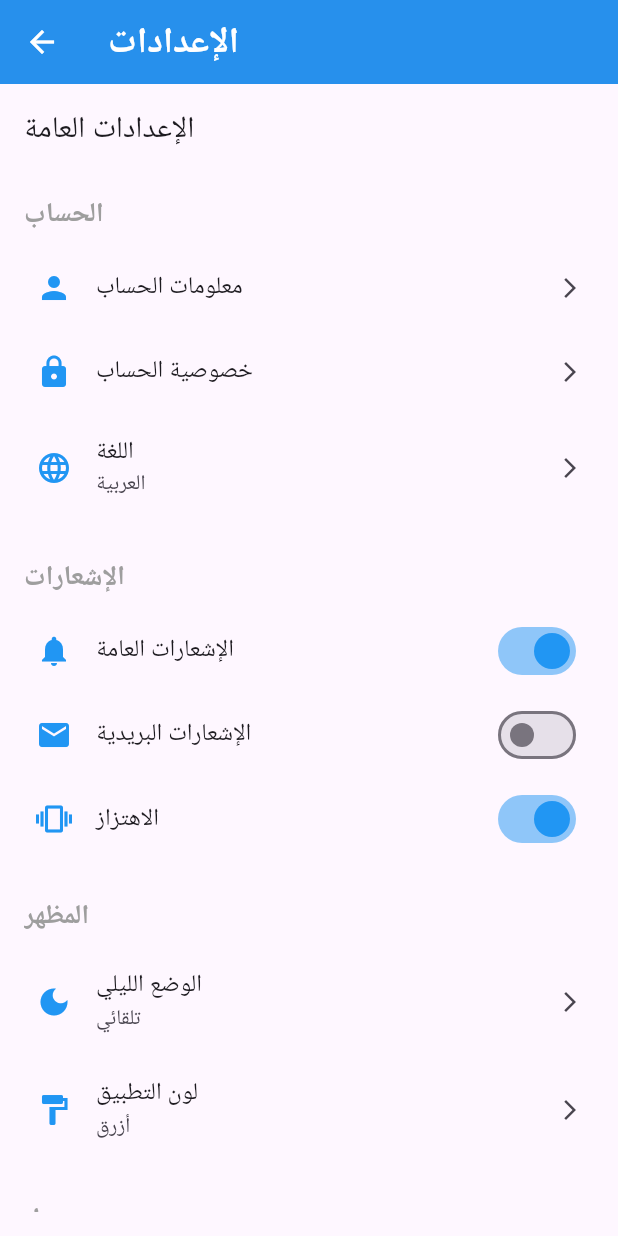
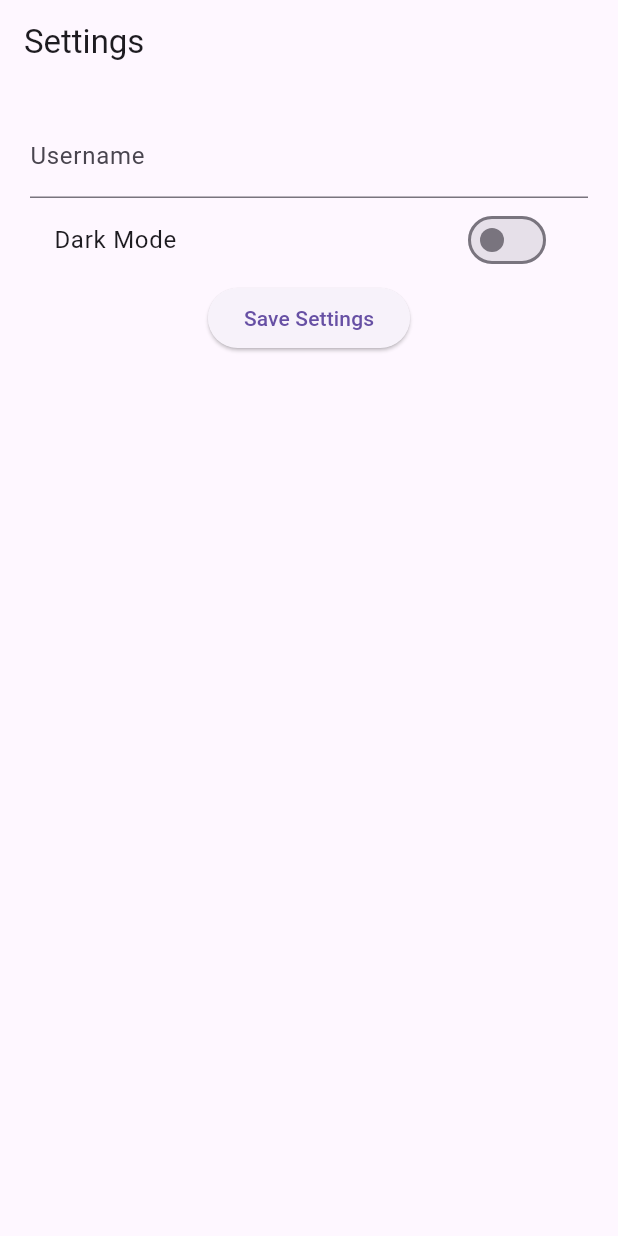
Before and after one commit to iim7mdk/Flutter, a Flutter app: the SettingsPage screen opened directly, on a phone screen of 412 x 824 dp. Run offline on Flutter 3.47's test engine with Material 3 defaults, Android fonts, the phone set to English and light mode, and no system bars; our stand-ins replace shared_preferences; accounts and stored records are empty.

Commit message:
shared pref upload

```diff
--- a/lib/Pages/settings_page.dart
+++ b/lib/Pages/settings_page.dart
@@ -1,186 +1,50 @@
 import 'package:flutter/material.dart';
+import 'package:shared_preferences/shared_preferences.dart';
 
-class SettingsPage extends StatelessWidget {
-  const SettingsPage({super.key});
+class SettingsPage extends StatefulWidget {
+  @override
+  _SettingsPageState createState() => _SettingsPageState();
+}
+
+class _SettingsPageState extends State<SettingsPage> {
+  TextEditingController _usernameController = TextEditingController();
+  bool _darkModeEnabled = false;
+
+  Future<void> _saveSettings() async {
+    final prefs = await SharedPreferences.getInstance();
+    await prefs.setString('username', _usernameController.text);
+    await prefs.setBool('darkMode', _darkModeEnabled);
+    print("Settings saved");
+  }
 
   @override
   Widget build(BuildContext context) {
     return Scaffold(
-      appBar: AppBar(
-        title: const Text(
-          "الإعدادات",
-          style: TextStyle(
-            fontSize: 24,
-            fontWeight: FontWeight.bold,
-          ),
-        ),
-        leading: IconButton(
-          icon: const Icon(Icons.arrow_back),
-          onPressed: () => Navigator.of(context).maybePop(),
-        ),
-        backgroundColor: Colors.blue,
-        foregroundColor: Colors.white,
-        elevation: 4,
-      ),
+      appBar: AppBar(title: Text('Settings')),
       body: Padding(
-        padding: const EdgeInsets.all(16.0),
+        padding: const EdgeInsets.all(20),
         child: Column(
-          crossAxisAlignment: CrossAxisAlignment.start,
           children: [
-            const Text(
-              "الإعدادات العامة",
-              style: TextStyle(fontSize: 20, fontWeight: FontWeight.w500),
+            TextField(
+              controller: _usernameController,
+              decoration: InputDecoration(labelText: 'Username'),
             ),
-            const SizedBox(height: 20),
-            Expanded(
-              child: ListView(
-                children: [
-                  // قسم الحساب
-                  _buildSectionHeader("الحساب"),
-                  _buildSettingsTile(
-                    icon: Icons.person,
-                    title: "معلومات الحساب",
-                    onTap: () {},
-                  ),
-                  _buildSettingsTile(
-                    icon: Icons.lock,
-                    title: "خصوصية الحساب",
-                    onTap: () {},
-                  ),
-                  _buildSettingsTile(
-                    icon: Icons.language,
-                    title: "اللغة",
-                    subtitle: "العربية",
-                    onTap: () {},
-                  ),
-
-                  const SizedBox(height: 16),
-
-                  // قسم الإشعارات
-                  _buildSectionHeader("الإشعارات"),
-                  _buildSwitchTile(
-                    icon: Icons.notifications,
-                    title: "الإشعارات العامة",
-                    value: true,
-                    onChanged: (value) {},
-                  ),
-                  _buildSwitchTile(
-                    icon: Icons.email,
-                    title: "الإشعارات البريدية",
-                    value: false,
-                    onChanged: (value) {},
-                  ),
-                  _buildSwitchTile(
-                    icon: Icons.vibration,
-                    title: "الاهتزاز",
-                    value: true,
-                    onChanged: (value) {},
-                  ),
-
-                  const SizedBox(height: 16),
-
-                  // قسم المظهر
-                  _buildSectionHeader("المظهر"),
-                  _buildSettingsTile(
-                    icon: Icons.dark_mode,
-                    title: "الوضع الليلي",
-                    subtitle: "تلقائي",
-                    onTap: () {},
-                  ),
-                  _buildSettingsTile(
-                    icon: Icons.format_paint,
-                    title: "لون التطبيق",
-                    subtitle: "أزرق",
-                    onTap: () {},
-                  ),
-
-                  const SizedBox(height: 16),
-
-                  // قسم حول التطبيق
-                  _buildSectionHeader("حول"),
-                  _buildSettingsTile(
-                    icon: Icons.info,
-                    title: "عن التطبيق",
-                    onTap: () {},
-                  ),
-                  _buildSettingsTile(
-                    icon: Icons.shield,
-                    title: "سياسة الخصوصية",
-                    onTap: () {},
-                  ),
-                  _buildSettingsTile(
-                    icon: Icons.description,
-                    title: "شروط الخدمة",
-                    onTap: () {},
-                  ),
-                  _buildSettingsTile(
-                    icon: Icons.star,
-                    title: "قيم التطبيق",
-                    onTap: () {},
-                  ),
-                ],
-              ),
+            SwitchListTile(
+              title: Text('Dark Mode'),
+              value: _darkModeEnabled,
+              onChanged: (bool value) {
+                setState(() {
+                  _darkModeEnabled = value;
+                });
+              },
+            ),
+            ElevatedButton(
+              onPressed: _saveSettings,
+              child: Text('Save Settings'),
             ),
           ],
         ),
       ),
     );
   }
-
-  // دالة لبناء عنصر القائمة العادي
-  Widget _buildSettingsTile({
-    required IconData icon,
-    required String title,
-    String? subtitle,
-    required VoidCallback onTap,
-  }) {
-    return ListTile(
-      leading: Icon(icon, color: Colors.blue),
-      title: Text(
-        title,
-        style: const TextStyle(fontSize: 16),
-      ),
-      subtitle: subtitle != null ? Text(subtitle) : null,
-      trailing: const Icon(Icons.arrow_forward_ios, size: 16),
-      onTap: onTap,
-      contentPadding: const EdgeInsets.symmetric(horizontal: 8),
-    );
-  }
-
-  // دالة لبناء عنصر القائمة مع مفتاح تبديل
-  Widget _buildSwitchTile({
-    required IconData icon,
-    required String title,
-    required bool value,
-    required ValueChanged<bool> onChanged,
-  }) {
-    return ListTile(
-      leading: Icon(icon, color: Colors.blue),
-      title: Text(
-        title,
-        style: const TextStyle(fontSize: 16),
-      ),
-      trailing: Switch(
-        value: value,
-        onChanged: onChanged,
-        activeColor: Colors.blue,
-      ),
-      contentPadding: const EdgeInsets.symmetric(horizontal: 8),
-    );
-  }
-
-  // دالة لبناء عنوان القسم
-  Widget _buildSectionHeader(String title) {
-    return Padding(
-      padding: const EdgeInsets.only(bottom: 8, top: 8),
-      child: Text(
-        title,
-        style: const TextStyle(
-          fontSize: 18,
-          fontWeight: FontWeight.bold,
-          color: Colors.grey,
-        ),
-      ),
-    );
-  }
 }
--- a/lib/main.dart
+++ b/lib/main.dart
@@ -1,5 +1,6 @@
 import 'package:flutter/material.dart';
-import 'Pages/home_page.dart';
+
+import 'Pages/settings_page.dart';
 
 void main() {
   runApp(
@@ -14,8 +15,7 @@ class MyApp extends StatelessWidget {
   @override
   Widget build(BuildContext context) {
     return MaterialApp(
-      debugShowCheckedModeBanner: false,
-      home: HomePage(),
+      home: SettingsPage(),
     );
   }
 }
--- a/pubspec.yaml
+++ b/pubspec.yaml
@@ -30,6 +30,8 @@ environment:
 dependencies:
   flutter:
     sdk: flutter
+
+  shared_preferences: ^2.5.3
 
 
   # The following adds the Cupertino Icons font to your application.
```
Also changed, not shown: pubspec.lock.
